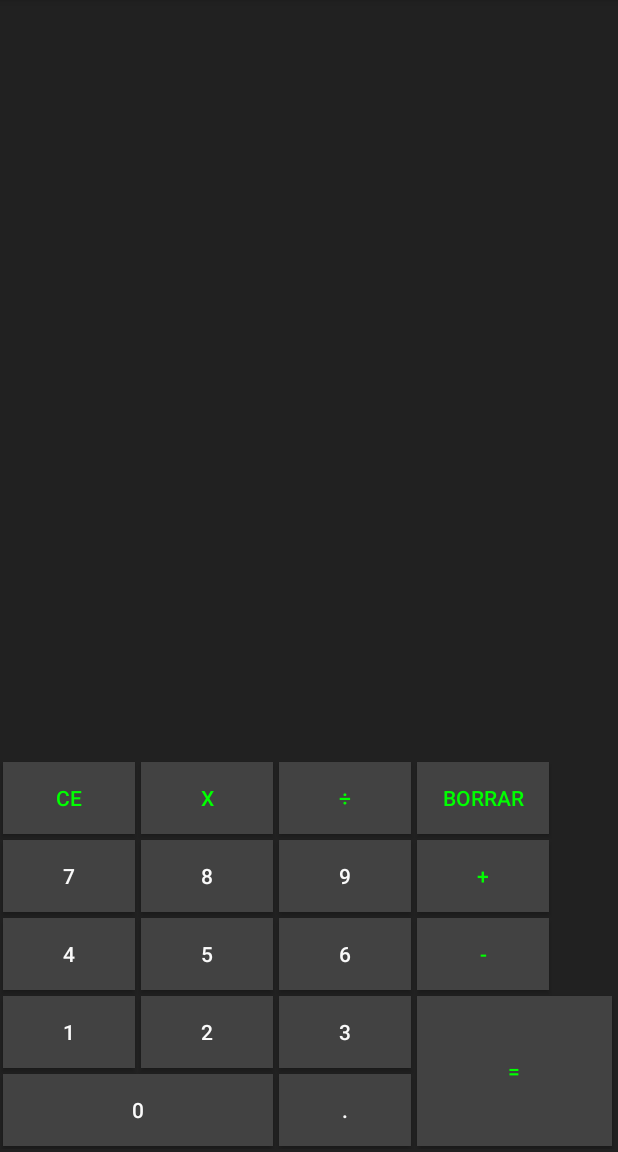
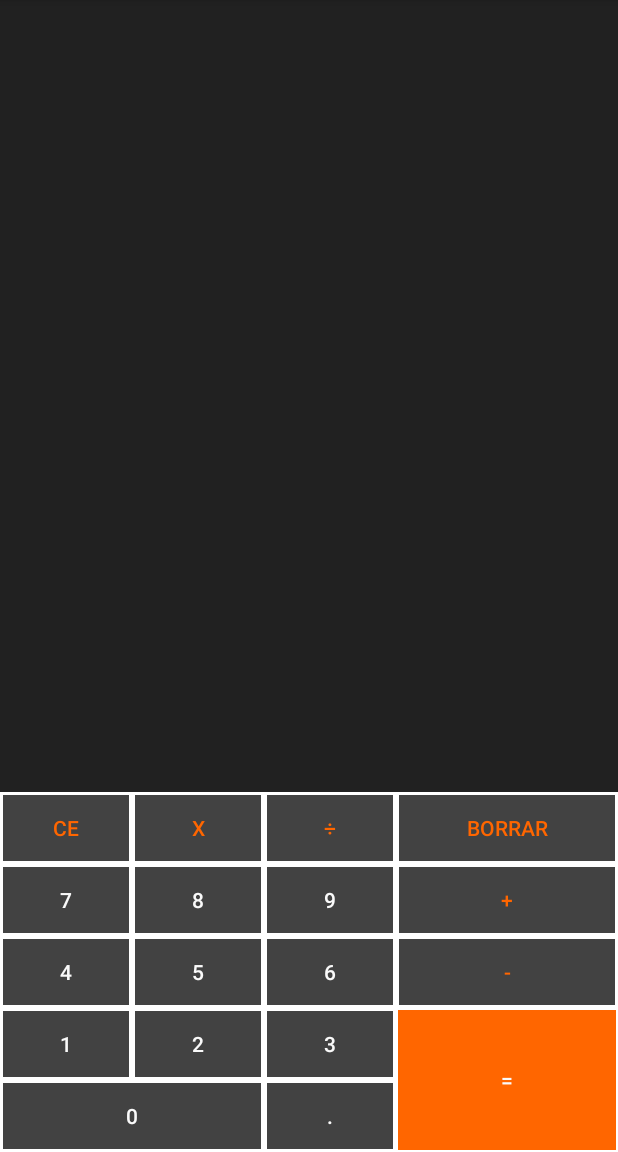
Before and after one commit to loqum/Calculadora, an Android app: the screen it shows after launch (MainActivity), on a phone screen of 412 x 824 dp, the part 84-1236 px from its top. Run offline under Robolectric (Android 15) with nearby library versions, the phone set to English and light mode, and no system bars.

Commit message:
Reajustada interfaz y reordenados los botones.

```diff
--- /dev/null
+++ b/app/src/main/res/drawable/button_numero.xml
@@ -0,0 +1,10 @@
+<?xml version="1.0" encoding="utf-8"?>
+<shape xmlns:android="http://schemas.android.com/apk/res/android"
+    android:shape="rectangle">
+    <corners android:radius="0dp" />
+    <solid android:color="#424242" />
+
+    <stroke
+        android:width="2dp"
+        android:color="#FFFFFF" />
+</shape>
--- /dev/null
+++ b/app/src/main/res/drawable/button_resultado.xml
@@ -0,0 +1,10 @@
+<?xml version="1.0" encoding="utf-8"?>
+<shape xmlns:android="http://schemas.android.com/apk/res/android"
+    android:shape="rectangle">
+    <corners android:radius="0dp" />
+    <solid android:color="#FF6600" />
+
+    <stroke
+        android:width="1dp"
+        android:color="#FFFFFF" />
+</shape>
--- a/app/src/main/res/layout/activity_main.xml
+++ b/app/src/main/res/layout/activity_main.xml
@@ -6,7 +6,6 @@
     android:layout_width="match_parent"
     android:layout_height="match_parent"
     android:layout_alignParentStart="true"
-    android:layout_alignParentTop="true"
     android:background="@color/ColorBackgroundAppMain"
     android:orientation="vertical"
     tools:context=".MainActivity">
@@ -16,13 +15,11 @@
         android:layout_width="match_parent"
         android:layout_height="wrap_content"
         android:layout_above="@+id/gridLayout"
-        android:layout_marginStart="4dp"
         android:layout_marginBottom="100dp"
         android:height="100dp"
-        android:ems="10"
         android:textAlignment="textEnd"
         android:textColor="#F5F5F5"
-        android:textSize="35sp"/>
+        android:textSize="35sp" />
 
     <android.support.v7.widget.GridLayout
         android:id="@+id/gridLayout"
@@ -30,134 +27,146 @@
         android:layout_height="wrap_content"
         android:layout_alignParentStart="true"
         android:layout_alignParentBottom="true"
-        android:layout_gravity="center"
-        android:layout_marginStart="0sp"
-        android:layout_marginTop="2sp"
-        android:layout_marginEnd="2sp"
-        android:layout_marginBottom="2sp"
         app:columnCount="4"
         app:orientation="horizontal"
         app:rowCount="5">
 
         <Button
             android:id="@+id/clear"
-            android:layout_margin="2dp"
-            android:background="@color/colorBackground"
+            android:layout_width="wrap_content"
+            android:layout_height="wrap_content"
+            android:background="@drawable/button_numero"
             android:text="@string/clear"
             android:textColor="@color/colorButton" />
 
         <Button
             android:id="@+id/multiplicar"
-            android:layout_margin="2dp"
-            android:background="@color/colorBackground"
+            android:layout_width="wrap_content"
+            android:layout_height="wrap_content"
+            android:background="@drawable/button_numero"
             android:text="@string/multiplicar"
             android:textColor="@color/colorButton" />
 
         <Button
             android:id="@+id/dividir"
-            android:layout_margin="2dp"
-            android:background="@color/colorBackground"
+            android:layout_width="wrap_content"
+            android:layout_height="wrap_content"
+            android:background="@drawable/button_numero"
             android:text="@string/dividir"
             android:textColor="@color/colorButton" />
 
         <Button
             android:id="@+id/borrar"
-            android:layout_margin="2dp"
-            android:background="@color/colorBackground"
+            android:layout_width="wrap_content"
+            android:layout_height="wrap_content"
+            android:background="@drawable/button_numero"
             android:text="@string/borrar"
-            android:textColor="@color/colorButton" />
+            android:textColor="@color/colorButton"
+            app:layout_gravity="fill" />
 
         <Button
             android:id="@+id/siete"
-            android:layout_margin="2dp"
-            android:background="@color/colorBackground"
+            android:layout_width="wrap_content"
+            android:layout_height="wrap_content"
+            android:background="@drawable/button_numero"
             android:text="@string/siete"
             android:textColor="@color/colorButtonNumber" />
 
         <Button
             android:id="@+id/ocho"
-            android:layout_margin="2dp"
-            android:background="@color/colorBackground"
+            android:layout_width="wrap_content"
+            android:layout_height="wrap_content"
+            android:background="@drawable/button_numero"
             android:text="@string/ocho"
             android:textColor="@color/colorButtonNumber" />
 
         <Button
             android:id="@+id/nueve"
-            android:layout_margin="2dp"
-            android:background="@color/colorBackground"
+            android:layout_width="wrap_content"
+            android:layout_height="wrap_content"
+            android:background="@drawable/button_numero"
             android:text="@string/nueve"
             android:textColor="@color/colorButtonNumber" />
 
         <Button
             android:id="@+id/sumar"
-            android:layout_margin="2dp"
-            android:background="@color/colorBackground"
+            android:layout_width="wrap_content"
+            android:layout_height="wrap_content"
+            android:background="@drawable/button_numero"
             android:text="@string/sumar"
-            android:textColor="@color/colorButton" />
+            android:textColor="@color/colorButton"
+            app:layout_gravity="fill" />
 
         <Button
             android:id="@+id/cuatro"
-            android:layout_margin="2dp"
-            android:background="@color/colorBackground"
+            android:layout_width="wrap_content"
+            android:layout_height="wrap_content"
+            android:background="@drawable/button_numero"
             android:text="@string/cuatro"
             android:textColor="@color/colorButtonNumber" />
 
         <Button
             android:id="@+id/cinco"
-            android:layout_margin="2dp"
-            android:background="@color/colorBackground"
+            android:layout_width="wrap_content"
+            android:layout_height="wrap_content"
+            android:background="@drawable/button_numero"
             android:text="@string/cinco"
             android:textColor="@color/colorButtonNumber" />
 
         <Button
             android:id="@+id/seis"
-            android:layout_margin="2dp"
-            android:background="@color/colorBackground"
+            android:layout_width="wrap_content"
+            android:layout_height="wrap_content"
+            android:background="@drawable/button_numero"
             android:text="@string/seis"
             android:textColor="@color/colorButtonNumber" />
 
         <Button
             android:id="@+id/restar"
-            android:layout_margin="2dp"
-            android:background="@color/colorBackground"
+            android:layout_width="wrap_content"
+            android:layout_height="wrap_content"
+            android:background="@drawable/button_numero"
             android:text="@string/restar"
-            android:textColor="@color/colorButton" />
+            android:textColor="@color/colorButton"
+            app:layout_gravity="fill" />
 
         <Button
             android:id="@+id/uno"
-            android:layout_margin="2dp"
-            android:background="@color/colorBackground"
+            android:layout_width="wrap_content"
+            android:layout_height="wrap_content"
+            android:background="@drawable/button_numero"
             android:text="@string/uno"
             android:textColor="@color/colorButtonNumber" />
 
         <Button
             android:id="@+id/dos"
-            android:layout_margin="2dp"
-            android:background="@color/colorBackground"
+            android:layout_width="wrap_content"
+            android:layout_height="wrap_content"
+            android:background="@drawable/button_numero"
             android:text="@string/dos"
             android:textColor="@color/colorButtonNumber" />
 
         <Button
             android:id="@+id/tres"
-            android:layout_margin="2dp"
-            android:background="@color/colorBackground"
+            android:layout_width="wrap_content"
+            android:layout_height="wrap_content"
+            android:background="@drawable/button_numero"
             android:text="@string/tres"
             android:textColor="@color/colorButtonNumber" />
 
         <Button
             android:id="@+id/resultado"
-            android:layout_width="95dp"
-            android:layout_margin="2dp"
-            android:background="@color/colorBackground"
+            android:background="@drawable/button_resultado"
             android:text="@string/resultado"
-            android:textColor="@color/colorButton"
+            android:textColor="@color/colorButtonNumber"
             app:layout_gravity="fill"
             app:layout_rowSpan="2" />
 
         <Button
             android:id="@+id/cero"
-            android:layout_margin="2dp"
-            android:background="@color/colorBackground"
+            android:layout_width="wrap_content"
+            android:layout_height="wrap_content"
+            android:background="@drawable/button_numero"
             android:text="@string/cero"
             android:textColor="@color/colorButtonNumber"
             app:layout_columnSpan="2"
@@ -165,8 +174,9 @@
 
         <Button
             android:id="@+id/decimal"
-            android:layout_margin="2dp"
-            android:background="@color/colorBackground"
+            android:layout_width="wrap_content"
+            android:layout_height="wrap_content"
+            android:background="@drawable/button_numero"
             android:text="@string/decimal"
             android:textColor="@color/colorButtonNumber" />
 
--- a/app/src/main/res/values/colors.xml
+++ b/app/src/main/res/values/colors.xml
@@ -4,7 +4,7 @@
     <color name="colorPrimaryDark">#00574B</color>
     <color name="colorAccent">#D81B60</color>
     <color name="colorBackground">#424242</color>
-    <color name="colorButton">#00ff00</color>
+    <color name="colorButton">#ff6600</color>
     <color name="colorButtonNumber">#FAFAFA</color>
     <color name="ColorBackgroundAppMain">#212121</color>
 </resources>
```
